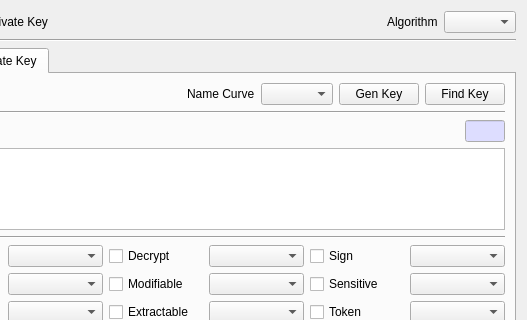
The window that CryptokiMan/create_pqc_pri_key_dlg.ui (jykim74/CryptokiMan) describes before a commit, drawn with Qt 5; both pictures show x 115 to 642 and y 0 to 320 of the 642 by 439 pixel window.
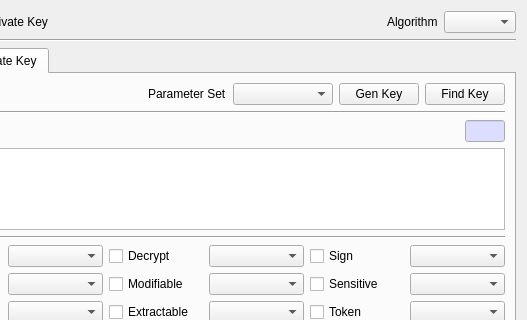
The same window after the commit. The open tabs and pages were chosen to show the change. Icons and pictures are not drawn.

Diff of the .ui file:
```diff
--- a/CryptokiMan/create_pqc_pri_key_dlg.ui
+++ b/CryptokiMan/create_pqc_pri_key_dlg.ui
@@ -229,7 +229,14 @@
        <item>
         <layout class="QGridLayout" name="gridLayout_4">
          <item row="0" column="4">
-          <widget class="QComboBox" name="mParamCombo"/>
+          <widget class="QComboBox" name="mParamCombo">
+           <property name="minimumSize">
+            <size>
+             <width>100</width>
+             <height>0</height>
+            </size>
+           </property>
+          </widget>
          </item>
          <item row="0" column="5">
           <widget class="QPushButton" name="mGenKeyBtn">
@@ -248,7 +255,7 @@
          <item row="0" column="3">
           <widget class="QLabel" name="label_8">
            <property name="text">
-            <string>Name Curve</string>
+            <string>Parameter Set</string>
            </property>
           </widget>
          </item>
```
Left out of the diff: 4 changed lines with no effect on the pictures.
